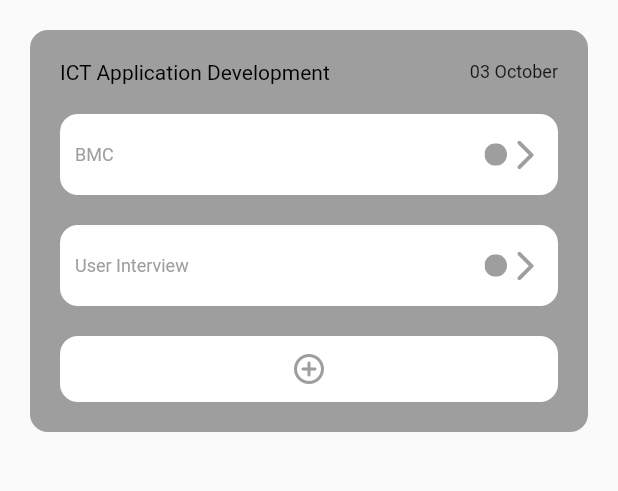
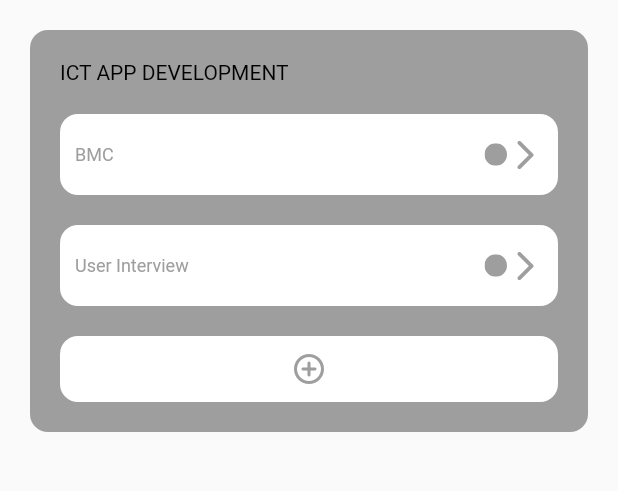
Before and after one commit to preciousMzembe/classmate, a Flutter app: the screen it shows after launch, on a phone screen of 412 x 824 dp, the part 84-575 px from its top. Run offline on Flutter 3.47's test engine with Material 2 defaults, Android fonts, the phone set to English and light mode, and no system bars.

Commit message:
subject widget edit

```diff
--- a/lib/pages/Home.dart
+++ b/lib/pages/Home.dart
@@ -65,16 +65,9 @@ class Home extends StatelessWidget {
               children: [
                 Expanded(
                   child: Text(
-                    "ICT Application Development",
+                    "ICT APP DEVELOPMENT",
                     style: TextStyle(color: Colors.black),
                   ),
-                ),
-                SizedBox(
-                  width: 10,
-                ),
-                Text(
-                  "03 October",
-                  style: TextStyle(fontSize: 12),
                 ),
               ],
             ),
```
